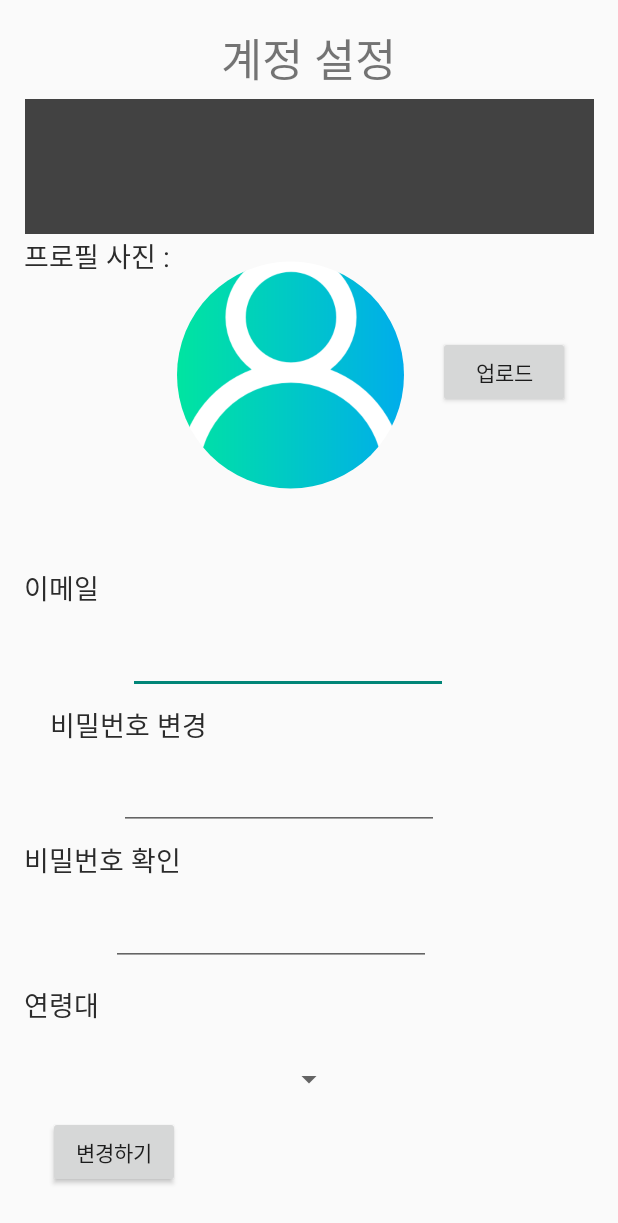
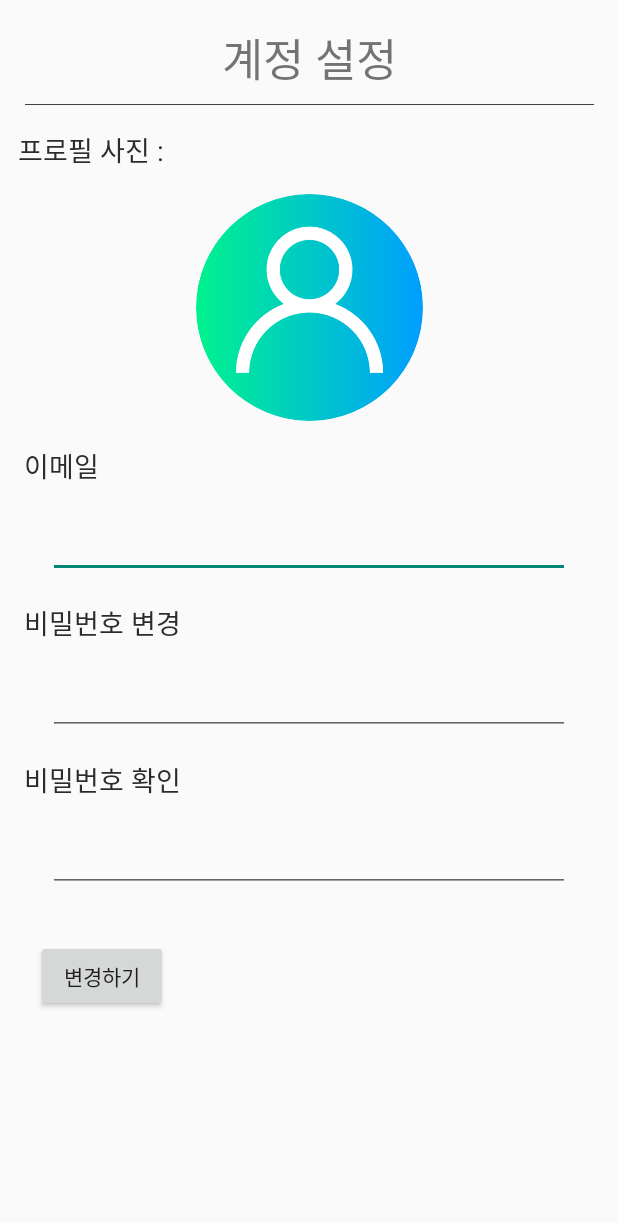
Before and after one commit to C0deWave/EcoExpedition, an Android app: the layout activity_setting_account.xml on its own in the app's theme, with its tools: preview values and no code run, on a phone screen of 412 x 824 dp. Shown: the top 1223 px of the screen. Run offline under Robolectric (Android 15) with nearby library versions, the phone set to English and light mode, and no system bars; network calls fail.

Commit message:
2021.06.02 계정 정보 변경부분 개선

```diff
--- a/app/src/main/res/layout/activity_setting_account.xml
+++ b/app/src/main/res/layout/activity_setting_account.xml
@@ -9,24 +9,23 @@
     <de.hdodenhof.circleimageview.CircleImageView
         android:id="@+id/userImageView_settingAccount"
         android:layout_width="151dp"
-        android:layout_height="0dp"
-        android:layout_marginBottom="52dp"
+        android:layout_height="151dp"
+        android:layout_marginTop="16dp"
         android:clickable="true"
         android:src="@drawable/user2"
-        app:layout_constraintBottom_toTopOf="@+id/emailText_settingAccount"
-        app:layout_constraintStart_toEndOf="@+id/textView24"
-        app:layout_constraintTop_toBottomOf="@+id/textView7" />
+        app:layout_constraintEnd_toEndOf="parent"
+        app:layout_constraintStart_toStartOf="parent"
+        app:layout_constraintTop_toBottomOf="@+id/textView24" />
 
     <TextView
         android:id="@+id/textView24"
         android:layout_width="wrap_content"
         android:layout_height="wrap_content"
-        android:layout_marginStart="16dp"
-        android:layout_marginBottom="194dp"
+        android:layout_marginStart="12dp"
+        android:layout_marginTop="16dp"
         android:text="프로필 사진 : "
         android:textColor="#2B2B2B"
         android:textSize="18sp"
-        app:layout_constraintBottom_toTopOf="@+id/textView16"
         app:layout_constraintStart_toStartOf="parent"
         app:layout_constraintTop_toBottomOf="@+id/imageView5" />
 
@@ -35,13 +34,10 @@
         android:layout_width="wrap_content"
         android:layout_height="wrap_content"
         android:layout_marginTop="16dp"
-        android:layout_marginBottom="73dp"
         android:fontFamily="@font/nanumsquarerxtrabold"
         android:text="계정 설정"
         android:textSize="30sp"
-        app:layout_constraintBottom_toTopOf="@+id/userImageView_settingAccount"
         app:layout_constraintEnd_toEndOf="parent"
-        app:layout_constraintHorizontal_bias="0.498"
         app:layout_constraintStart_toStartOf="parent"
         app:layout_constraintTop_toTopOf="parent" />
 
@@ -49,12 +45,12 @@
         android:id="@+id/imageView5"
         android:layout_width="379dp"
         android:layout_height="0dp"
-        android:layout_marginTop="66dp"
-        android:layout_marginBottom="588dp"
-        app:layout_constraintBottom_toTopOf="@+id/changeUserInfo_settingAccount"
+        android:layout_marginStart="16dp"
+        android:layout_marginTop="8dp"
+        android:layout_marginEnd="16dp"
         app:layout_constraintEnd_toEndOf="parent"
         app:layout_constraintStart_toStartOf="parent"
-        app:layout_constraintTop_toTopOf="parent"
+        app:layout_constraintTop_toBottomOf="@+id/textView7"
         app:srcCompat="@color/cardview_dark_background"
         tools:src="@tools:sample/backgrounds/scenic" />
 
@@ -63,117 +59,84 @@
         android:layout_width="wrap_content"
         android:layout_height="wrap_content"
         android:layout_marginStart="16dp"
-        android:layout_marginBottom="63dp"
+        android:layout_marginTop="16dp"
         android:text="이메일"
         android:textColor="#2B2B2B"
         android:textSize="18sp"
-        app:layout_constraintBottom_toTopOf="@+id/textView19"
         app:layout_constraintStart_toStartOf="parent"
-        app:layout_constraintTop_toBottomOf="@+id/textView24" />
+        app:layout_constraintTop_toBottomOf="@+id/userImageView_settingAccount" />
 
     <TextView
         android:id="@+id/textView19"
         android:layout_width="wrap_content"
         android:layout_height="wrap_content"
-        android:layout_marginBottom="62dp"
+        android:layout_marginStart="16dp"
+        android:layout_marginTop="16dp"
         android:text="비밀번호 변경"
         android:textColor="#2B2B2B"
         android:textSize="18sp"
-        app:layout_constraintBottom_toTopOf="@+id/textView20"
-        app:layout_constraintEnd_toStartOf="@+id/emailText_settingAccount"
-        app:layout_constraintStart_toStartOf="@+id/emailText_settingAccount"
-        app:layout_constraintTop_toBottomOf="@+id/textView16" />
+        app:layout_constraintStart_toStartOf="parent"
+        app:layout_constraintTop_toBottomOf="@+id/emailText_settingAccount" />
 
     <TextView
         android:id="@+id/textView20"
         android:layout_width="wrap_content"
         android:layout_height="wrap_content"
         android:layout_marginStart="16dp"
-        android:layout_marginBottom="69dp"
+        android:layout_marginTop="16dp"
         android:text="비밀번호 확인"
         android:textColor="#2B2B2B"
         android:textSize="18sp"
-        app:layout_constraintBottom_toTopOf="@+id/textView22"
+        app:layout_constraintStart_toStartOf="parent"
+        app:layout_constraintTop_toBottomOf="@+id/pwd1Text_settingAccount" />
+
+    <EditText
+        android:id="@+id/emailText_settingAccount"
+        android:layout_width="0dp"
+        android:layout_height="wrap_content"
+        android:layout_marginStart="32dp"
+        android:layout_marginTop="16dp"
+        android:layout_marginEnd="32dp"
+        android:ems="10"
+        android:inputType="textPersonName"
+        app:layout_constraintEnd_toEndOf="parent"
+        app:layout_constraintStart_toStartOf="parent"
+        app:layout_constraintTop_toBottomOf="@+id/textView16" />
+
+    <EditText
+        android:id="@+id/pwd1Text_settingAccount"
+        android:layout_width="0dp"
+        android:layout_height="wrap_content"
+        android:layout_marginStart="32dp"
+        android:layout_marginTop="16dp"
+        android:layout_marginEnd="32dp"
+        android:ems="10"
+        android:inputType="textPassword"
+        app:layout_constraintEnd_toEndOf="parent"
         app:layout_constraintStart_toStartOf="parent"
         app:layout_constraintTop_toBottomOf="@+id/textView19" />
 
-    <TextView
-        android:id="@+id/textView22"
-        android:layout_width="wrap_content"
+    <EditText
+        android:id="@+id/pwd2Text_settingAccount"
+        android:layout_width="0dp"
         android:layout_height="wrap_content"
-        android:layout_marginStart="16dp"
-        android:layout_marginBottom="140dp"
-        android:text="연령대"
-        android:textColor="#2B2B2B"
-        android:textSize="18sp"
-        app:layout_constraintBottom_toBottomOf="parent"
+        android:layout_marginStart="32dp"
+        android:layout_marginTop="16dp"
+        android:layout_marginEnd="32dp"
+        android:ems="10"
+        android:inputType="textPassword"
+        app:layout_constraintEnd_toEndOf="parent"
         app:layout_constraintStart_toStartOf="parent"
         app:layout_constraintTop_toBottomOf="@+id/textView20" />
-
-    <EditText
-        android:id="@+id/emailText_settingAccount"
-        android:layout_width="wrap_content"
-        android:layout_height="wrap_content"
-        android:layout_marginStart="19dp"
-        android:layout_marginBottom="45dp"
-        android:ems="10"
-        android:inputType="textPersonName"
-        app:layout_constraintBottom_toTopOf="@+id/pwd1Text_settingAccount"
-        app:layout_constraintStart_toEndOf="@+id/textView16"
-        app:layout_constraintTop_toBottomOf="@+id/userImageView_settingAccount" />
-
-    <EditText
-        android:id="@+id/pwd1Text_settingAccount"
-        android:layout_width="wrap_content"
-        android:layout_height="wrap_content"
-        android:layout_marginStart="2dp"
-        android:layout_marginEnd="3dp"
-        android:layout_marginBottom="45dp"
-        android:ems="10"
-        android:inputType="textPassword"
-        app:layout_constraintBottom_toTopOf="@+id/pwd2Text_settingAccount"
-        app:layout_constraintEnd_toEndOf="@+id/pwd2Text_settingAccount"
-        app:layout_constraintStart_toStartOf="@+id/emailText_settingAccount"
-        app:layout_constraintTop_toBottomOf="@+id/emailText_settingAccount" />
-
-    <EditText
-        android:id="@+id/pwd2Text_settingAccount"
-        android:layout_width="wrap_content"
-        android:layout_height="wrap_content"
-        android:layout_marginStart="8dp"
-        android:layout_marginBottom="180dp"
-        android:ems="10"
-        android:inputType="textPassword"
-        app:layout_constraintBottom_toBottomOf="parent"
-        app:layout_constraintStart_toEndOf="@+id/textView22"
-        app:layout_constraintTop_toBottomOf="@+id/pwd1Text_settingAccount" />
-
-    <Spinner
-        android:id="@+id/spinner2"
-        android:layout_width="wrap_content"
-        android:layout_height="wrap_content"
-        android:layout_marginTop="24dp"
-        app:layout_constraintEnd_toEndOf="parent"
-        app:layout_constraintStart_toStartOf="parent"
-        app:layout_constraintTop_toBottomOf="@+id/textView22" />
 
     <Button
         android:id="@+id/changeUserInfo_settingAccount"
         android:layout_width="wrap_content"
         android:layout_height="wrap_content"
-        android:layout_marginStart="32dp"
-        android:layout_marginBottom="32dp"
+        android:layout_marginStart="24dp"
+        android:layout_marginTop="32dp"
         android:text="변경하기"
-        app:layout_constraintBottom_toBottomOf="parent"
-        app:layout_constraintStart_toStartOf="parent" />
+        app:layout_constraintStart_toStartOf="parent"
+        app:layout_constraintTop_toBottomOf="@+id/pwd2Text_settingAccount" />
 
-    <Button
-        android:id="@+id/upload"
-        android:layout_width="wrap_content"
-        android:layout_height="wrap_content"
-        android:layout_marginTop="224dp"
-        android:layout_marginEnd="32dp"
-        android:text="업로드"
-        app:layout_constraintEnd_toEndOf="parent"
-        app:layout_constraintTop_toTopOf="parent" />
 </androidx.constraintlayout.widget.ConstraintLayout>
```
Also changed, not shown: app/src/main/java/com/example/eco/ActivityOrFragment/MainViewFragment4.kt (+7 -6 lines), app/src/main/java/com/example/eco/ActivityOrFragment/SettingAccountActivity.kt (+12 -35 lines), app/src/main/res/layout/fragment_main_view4.xml (+15 -51 lines).
